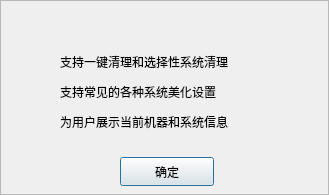
First picture: the form in src/messagedialog.ui, repository UbuntuKylin/youker-assistant, before the edit.
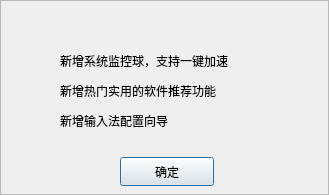
Second picture: the form after the edit. Icons and pictures are not drawn.

The edit to the form file:
```diff
--- a/src/messagedialog.ui
+++ b/src/messagedialog.ui
@@ -108,39 +108,39 @@
    <property name="geometry">
     <rect>
      <x>60</x>
-     <y>54</y>
+     <y>51</y>
      <width>221</width>
-     <height>16</height>
+     <height>21</height>
     </rect>
    </property>
    <property name="text">
-    <string>支持一键清理和选择性系统清理</string>
+    <string>&lt;html&gt;&lt;head/&gt;&lt;body&gt;&lt;p&gt;新增系统监控球，支持一键加速&lt;/p&gt;&lt;/body&gt;&lt;/html&gt;</string>
    </property>
   </widget>
   <widget class="QLabel" name="label_5">
    <property name="geometry">
     <rect>
      <x>60</x>
-     <y>84</y>
+     <y>81</y>
      <width>201</width>
-     <height>16</height>
+     <height>21</height>
     </rect>
    </property>
    <property name="text">
-    <string>支持常见的各种系统美化设置</string>
+    <string>&lt;html&gt;&lt;head/&gt;&lt;body&gt;&lt;p&gt;新增热门实用的软件推荐功能&lt;/p&gt;&lt;/body&gt;&lt;/html&gt;</string>
    </property>
   </widget>
   <widget class="QLabel" name="label_6">
    <property name="geometry">
     <rect>
      <x>60</x>
-     <y>114</y>
+     <y>111</y>
      <width>221</width>
-     <height>16</height>
+     <height>21</height>
     </rect>
    </property>
    <property name="text">
-    <string>为用户展示当前机器和系统信息</string>
+    <string>&lt;html&gt;&lt;head/&gt;&lt;body&gt;&lt;p&gt;新增输入法配置向导&lt;/p&gt;&lt;/body&gt;&lt;/html&gt;</string>
    </property>
   </widget>
   <widget class="QFrame" name="frame">
```
